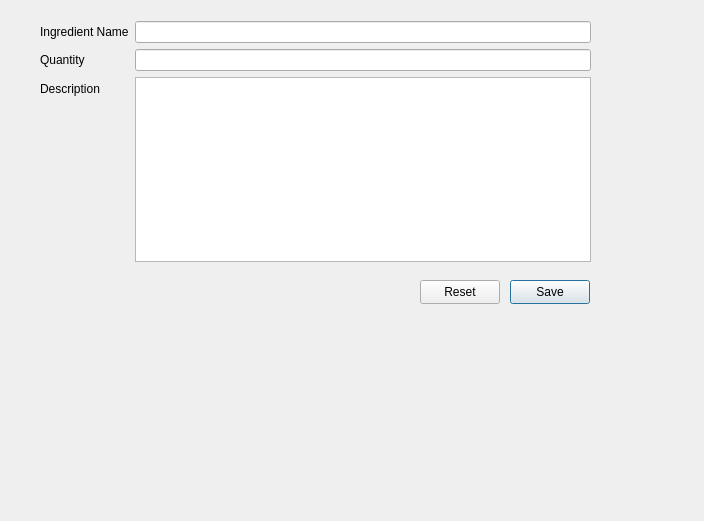
The window that addingredient.ui (khooinguyeen/FoodManagementSystem) describes before a commit, drawn with Qt 5.
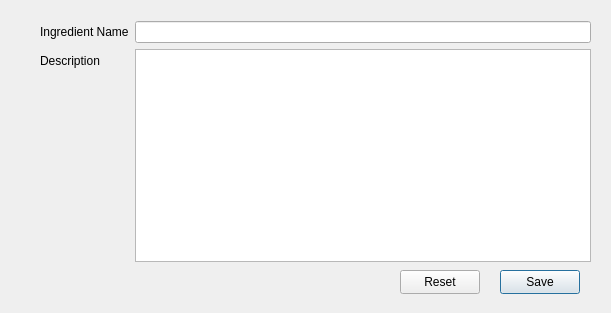
The same window after the commit.

```diff
--- a/addingredient.ui
+++ b/addingredient.ui
@@ -6,8 +6,8 @@
    <rect>
     <x>0</x>
     <y>0</y>
-    <width>704</width>
-    <height>521</height>
+    <width>611</width>
+    <height>313</height>
    </rect>
   </property>
   <property name="windowTitle">
@@ -34,23 +34,13 @@
      <widget class="QLineEdit" name="ingredientNameLineEdit"/>
     </item>
     <item row="1" column="0">
-     <widget class="QLabel" name="quantityLabel">
-      <property name="text">
-       <string>Quantity</string>
-      </property>
-     </widget>
-    </item>
-    <item row="1" column="1">
-     <widget class="QLineEdit" name="quantityLineEdit"/>
-    </item>
-    <item row="2" column="0">
      <widget class="QLabel" name="descriptionLabel">
       <property name="text">
        <string>Description</string>
       </property>
      </widget>
     </item>
-    <item row="2" column="1">
+    <item row="1" column="1">
      <widget class="QTextEdit" name="txtDescription"/>
     </item>
    </layout>
@@ -58,8 +48,8 @@
   <widget class="QPushButton" name="btnSave">
    <property name="geometry">
     <rect>
-     <x>510</x>
-     <y>280</y>
+     <x>500</x>
+     <y>270</y>
      <width>80</width>
      <height>24</height>
     </rect>
@@ -71,8 +61,8 @@
   <widget class="QPushButton" name="btnReset">
    <property name="geometry">
     <rect>
-     <x>420</x>
-     <y>280</y>
+     <x>400</x>
+     <y>270</y>
      <width>80</width>
      <height>24</height>
     </rect>
```
